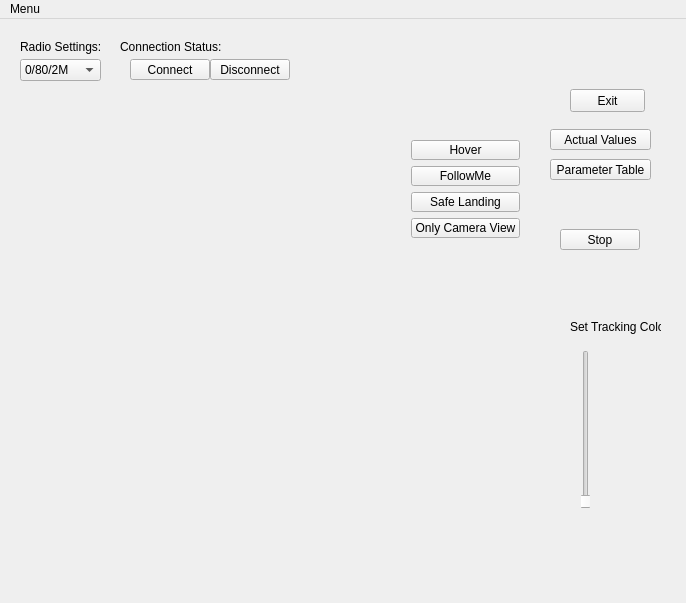
First picture: the form in app/gui/main_window.ui, repository saccharios/FollowMeFlie, before the edit.
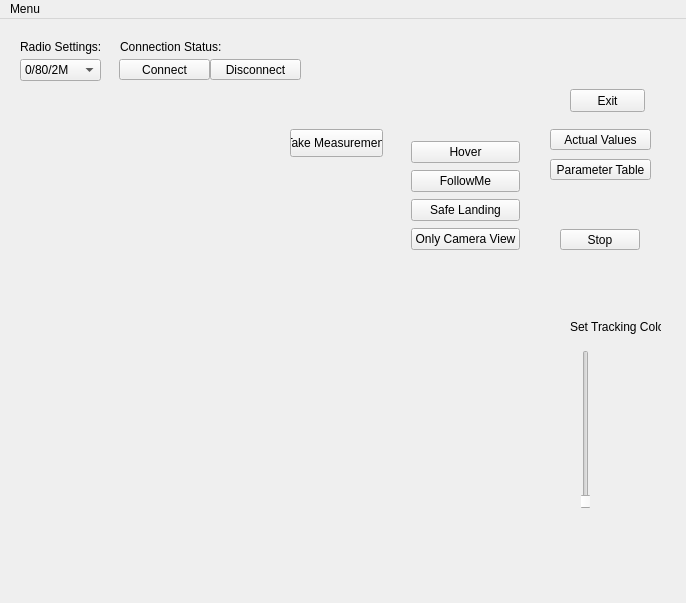
Second picture: the form after the edit.

Commit message: Add camera measurement

What changed in the file:
```diff
--- a/app/gui/main_window.ui
+++ b/app/gui/main_window.ui
@@ -30,9 +30,9 @@
    <widget class="QPushButton" name="connectRadio">
     <property name="geometry">
      <rect>
-      <x>130</x>
+      <x>119</x>
       <y>40</y>
-      <width>80</width>
+      <width>91</width>
       <height>21</height>
      </rect>
     </property>
@@ -45,7 +45,7 @@
      <rect>
       <x>210</x>
       <y>40</y>
-      <width>80</width>
+      <width>91</width>
       <height>21</height>
      </rect>
     </property>
@@ -122,7 +122,7 @@
       <x>400</x>
       <y>110</y>
       <width>131</width>
-      <height>120</height>
+      <height>135</height>
      </rect>
     </property>
     <layout class="QVBoxLayout" name="layout_Modes">
@@ -217,7 +217,7 @@
      <rect>
       <x>220</x>
       <y>20</y>
-      <width>71</width>
+      <width>81</width>
       <height>16</height>
      </rect>
     </property>
@@ -264,6 +264,19 @@
      <string>Parameter Table</string>
     </property>
    </widget>
+   <widget class="QPushButton" name="pushButton_TakeMeasurement">
+    <property name="geometry">
+     <rect>
+      <x>290</x>
+      <y>110</y>
+      <width>93</width>
+      <height>28</height>
+     </rect>
+    </property>
+    <property name="text">
+     <string>Take Measurement</string>
+    </property>
+   </widget>
   </widget>
   <widget class="QMenuBar" name="menuBar">
    <property name="geometry">
```
Left out of the diff: 2 changed lines with no effect on the pictures. The commit also changes 10 other files.
